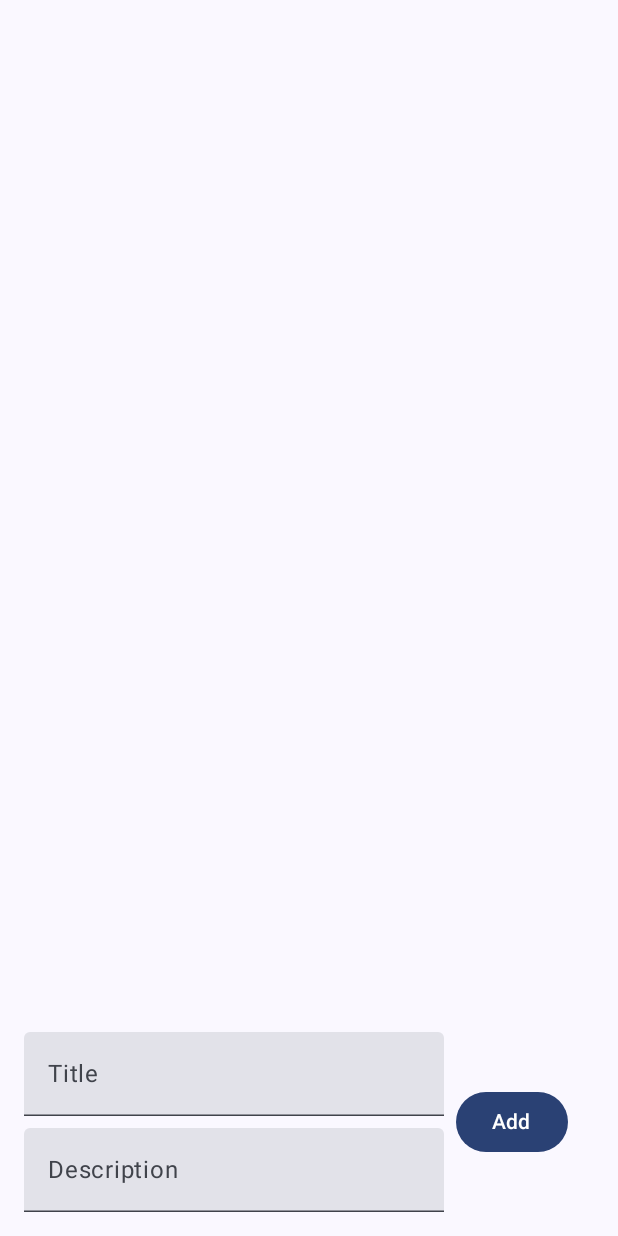
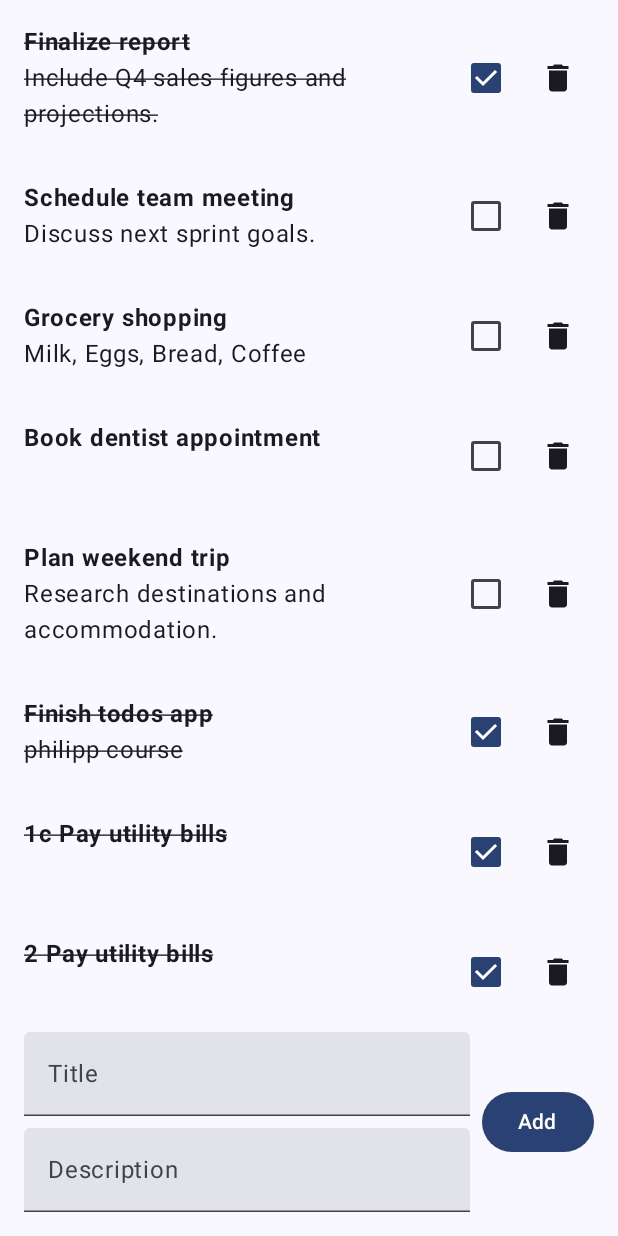
Before and after one commit to alejaacevedo02/todos-practice, an Android app built with Jetpack Compose: the screen it shows after launch (MainActivity), on a phone screen of 412 x 824 dp. Run offline under Robolectric (Android 15) with nearby library versions, the phone set to English and light mode, and no system bars.

Commit message:
fix: add todo singleline and fill max width, start with some todos

```diff
--- a/app/src/main/java/com/packt/todoassigment/TodoListScreen.kt
+++ b/app/src/main/java/com/packt/todoassigment/TodoListScreen.kt
@@ -4,6 +4,7 @@ import androidx.compose.foundation.layout.Arrangement
 import androidx.compose.foundation.layout.Column
 import androidx.compose.foundation.layout.Row
 import androidx.compose.foundation.layout.fillMaxSize
+import androidx.compose.foundation.layout.fillMaxWidth
 import androidx.compose.foundation.layout.padding
 import androidx.compose.foundation.lazy.LazyColumn
 import androidx.compose.foundation.lazy.items
@@ -31,6 +32,7 @@ import com.packt.todoassigment.model.TodoEvent
 import com.packt.todoassigment.ui.theme.TodoAssigmentTheme
 import androidx.lifecycle.viewmodel.compose.viewModel
 import com.packt.todoassigment.model.TodoUiState
+import kotlin.math.sin
 
 
 @Composable
@@ -82,16 +84,21 @@ fun AddTodo(
         verticalAlignment = Alignment.CenterVertically
     ) {
 
-        Column(verticalArrangement = Arrangement.spacedBy(8.dp)) {
+        Column(verticalArrangement = Arrangement.spacedBy(8.dp),
+            modifier = Modifier.weight(1f)) {
             TextField(
+                modifier = Modifier.fillMaxWidth(),
                 value = title,
+                singleLine = true,
                 onValueChange = { newText ->
                     onEvent(TodoEvent.OnTitleChanged(newText))
                 },
                 placeholder = { Text("Title") })
 
             TextField(
+                modifier = Modifier.fillMaxWidth(),
                 value = description,
+                singleLine = true,
                 onValueChange = { newText ->
                     onEvent(TodoEvent.OnDescriptionChanged(newText))
 
@@ -171,16 +178,16 @@ internal fun TodoItemPreview() {
         ),
         Todo(id = 6, title = "Finish todos app", description = "philipp course", isChecked = true),
         Todo(id = 7, title = "1c Pay utility bills", isChecked = true),
-        Todo(id = 7, title = "2 Pay utility bills", isChecked = true),
-        Todo(id = 7, title = "3 Pay utility bills", isChecked = true)
+        Todo(id = 8, title = "2 Pay utility bills", isChecked = true),
+        Todo(id = 9, title = "3 Pay utility bills", isChecked = true)
 
     )
     TodoAssigmentTheme {
         TodoItemScreen(
             todoUiState = TodoUiState(
                 previewTodos,
-                newTitle = "",
-                newDescription = ""
+                newTitle = "long title hgcvvhhffffffffffffffbvhvgffccfcfcfcxxf",
+                newDescription = "Research destinations and accommodation bbggfffyyfyvcfyvghjhhghgjjhggugjjjjjjjjjjjj"
             ),
             onEvent = {}
         )
--- a/app/src/main/java/com/packt/todoassigment/TodosViewModel.kt
+++ b/app/src/main/java/com/packt/todoassigment/TodosViewModel.kt
@@ -9,9 +9,36 @@ import kotlinx.coroutines.flow.asStateFlow
 import kotlinx.coroutines.flow.update
 import java.util.concurrent.atomic.AtomicInteger
 
+ val previewTodos = listOf(
+    Todo(
+        id = 1,
+        title = "Finalize report",
+        description = "Include Q4 sales figures and projections.",
+        isChecked = true
+    ),
+    Todo(id = 2, title = "Schedule team meeting", description = "Discuss next sprint goals."),
+    Todo(
+        id = 3,
+        title = "Grocery shopping",
+        description = "Milk, Eggs, Bread, Coffee",
+        isChecked = false
+    ),
+    Todo(id = 4, title = "Book dentist appointment"), // Minimal data
+    Todo(
+        id = 5,
+        title = "Plan weekend trip",
+        description = "Research destinations and accommodation.",
+        isChecked = false
+    ),
+    Todo(id = 6, title = "Finish todos app", description = "philipp course", isChecked = true),
+    Todo(id = 7, title = "1c Pay utility bills", isChecked = true),
+    Todo(id = 8, title = "2 Pay utility bills", isChecked = true),
+    Todo(id = 9, title = "3 Pay utility bills", isChecked = true)
+
+)
 class TodosViewModel : ViewModel() {
 
-    private val _state = MutableStateFlow(TodoUiState())
+    private val _state = MutableStateFlow(TodoUiState(todos = previewTodos))
     val state = _state.asStateFlow()
     private val idCounter = AtomicInteger(0)
 
```
